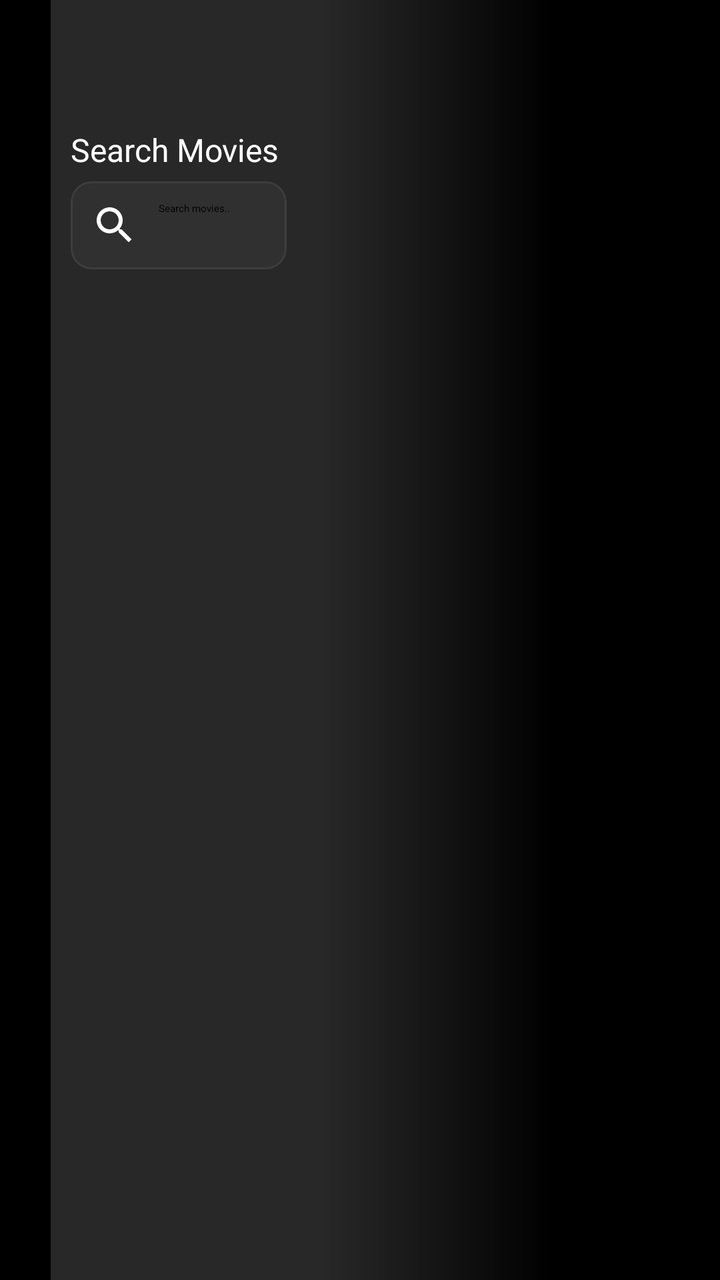
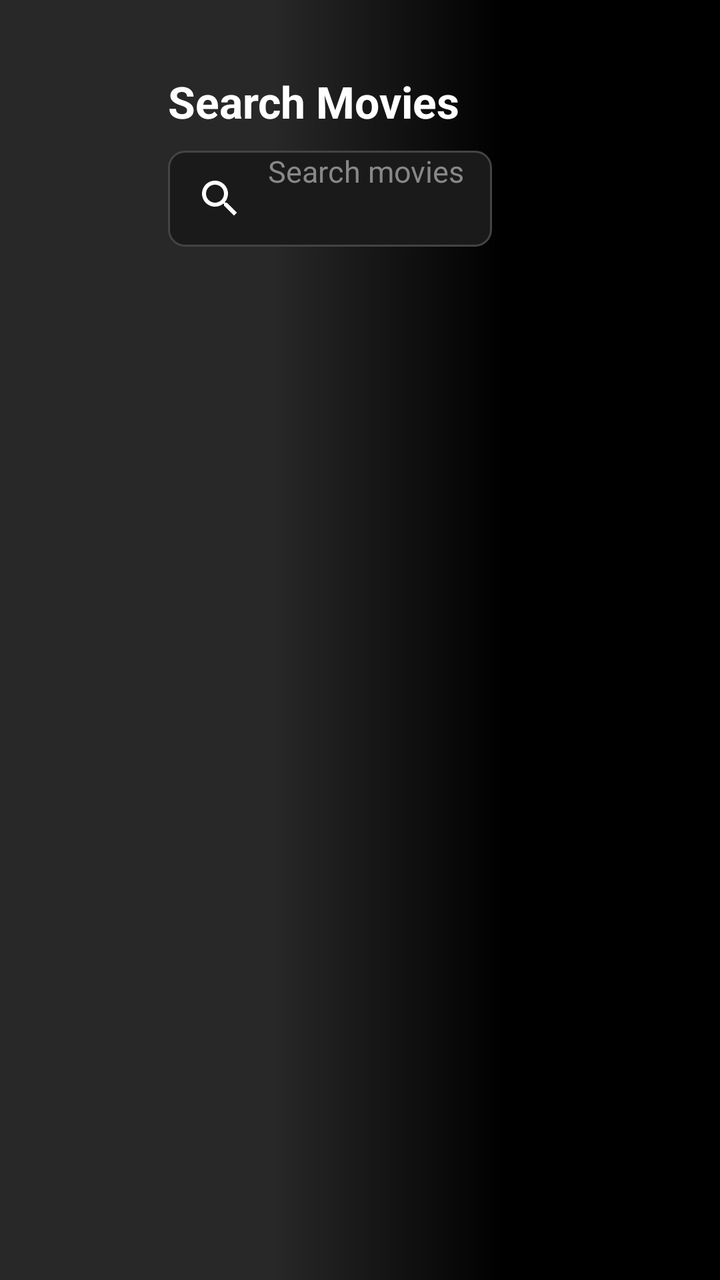

Compare the two renders of this Android layout. The source of the first and the diff that turns it into the second are given below.
<!-- AndroidManifest.xml: application theme Theme.BestcastTV -->
<!-- res/layout/fragment_search_movies.xml -->
<?xml version="1.0" encoding="utf-8"?>
<androidx.constraintlayout.widget.ConstraintLayout xmlns:android="http://schemas.android.com/apk/res/android"
    xmlns:tools="http://schemas.android.com/tools"
    android:layout_width="match_parent"
    android:layout_height="match_parent"
    xmlns:app="http://schemas.android.com/apk/res-auto"
    android:background="@android:color/black"
    tools:context=".search_page.SearchMoviesFragment">

    <androidx.constraintlayout.widget.Guideline
        android:id="@+id/guideline_center"
        android:layout_width="wrap_content"
        android:layout_height="wrap_content"
        android:orientation="horizontal"
        app:layout_constraintGuide_percent=".3" />

    <androidx.constraintlayout.widget.Guideline
        android:id="@+id/guideline_top"
        android:layout_width="wrap_content"
        android:layout_height="wrap_content"
        android:orientation="horizontal"
        app:layout_constraintGuide_percent=".1" />

    <androidx.constraintlayout.widget.Guideline
        android:id="@+id/guideline_start"
        android:layout_width="wrap_content"
        android:layout_height="wrap_content"
        android:orientation="vertical"
        app:layout_constraintGuide_percent=".07" />

    <ImageView
        android:id="@+id/img_banner"
        android:layout_width="0dp"
        android:layout_height="0dp"
        android:adjustViewBounds="true"
        app:layout_constraintDimensionRatio="16:9"
        app:layout_constraintEnd_toEndOf="parent"
        app:layout_constraintTop_toTopOf="parent"
        app:layout_constraintWidth_default="percent"
        app:layout_constraintWidth_percent=".6" />

    <View
        android:id="@+id/gradient_horizontal"
        android:layout_width="0dp"
        android:layout_height="0dp"
        android:paddingStart="10dp"
        app:layout_constraintWidth_default="percent"
        app:layout_constraintWidth_percent=".7"
        app:layout_constraintStart_toStartOf="@+id/guideline_start"
        app:layout_constraintTop_toTopOf="parent"
        app:layout_constraintBottom_toBottomOf="parent"
        android:background="@drawable/banner_gradient"
        />

    <TextView
        android:id="@+id/title"
        android:layout_width="0dp"
        android:text="Search Movies"
        android:paddingStart="10dp"
        android:textSize="16sp"
        android:textColor="#fff"
        app:layout_constraintWidth_default="percent"
        app:layout_constraintWidth_percent=".4"
        app:layout_constraintTop_toTopOf="@+id/guideline_top"
        app:layout_constraintStart_toStartOf="@+id/guideline_start"
        android:layout_height="wrap_content"/>

    <EditText
        android:id="@+id/searchText"
        android:layout_width="0dp"
        android:layout_height="wrap_content"
        android:layout_marginTop="5dp"
        android:background="@drawable/textwatcher_input_design"
        android:drawableLeft="@drawable/baseline_search_24"
        android:drawablePadding="10dp"
        android:focusable="true"
        android:layout_marginLeft="10dp"
        android:focusableInTouchMode="true"
        android:focusedByDefault="true"
        android:hint="Search movies.."
        android:keyboardNavigationCluster="true"
        android:maxLines="1"
        android:imeOptions="actionNext"
        android:privateImeOptions="horizontalAlignment=left"
        android:nextFocusDown="@id/list_fragment"
        android:padding="10dp"
        android:singleLine="true"
        app:layout_constraintStart_toStartOf="@+id/guideline_start"
        app:layout_constraintTop_toBottomOf="@+id/title"
        app:layout_constraintWidth_default="percent"
        app:layout_constraintWidth_percent=".3" />

    <androidx.fragment.app.FragmentContainerView
        android:id="@+id/list_fragment"
        android:layout_width="0dp"
        android:layout_height="0dp"
        android:layout_marginLeft="20dp"
        app:layout_constraintStart_toEndOf="@+id/searchText"
        app:layout_constraintEnd_toEndOf="parent"
        app:layout_constraintTop_toBottomOf="@+id/guideline_center"
        app:layout_constraintBottom_toBottomOf="parent"
        />

</androidx.constraintlayout.widget.ConstraintLayout>
<!-- resources referenced by this layout -->
<resources>
  <!-- drawable banner_gradient (drawable) -->
  <?xml version="1.0" encoding="utf-8"?>
  <shape xmlns:android="http://schemas.android.com/apk/res/android">
      <gradient
          android:endColor="@android:color/transparent"
          android:centerColor="#282828"
          android:startColor="#282828"
          android:centerY=".54"/>
  </shape>
  <!-- drawable baseline_search_24 (drawable) -->
  <vector xmlns:android="http://schemas.android.com/apk/res/android"
      android:width="24dp"
      android:height="24dp"
      android:tint="#FFFFFF"
      android:viewportWidth="24"
      android:viewportHeight="24">
  
      <path
          android:fillColor="@android:color/white"
          android:pathData="M15.5,14h-0.79l-0.28,-0.27C15.41,12.59 16,11.11 16,9.5 16,5.91 13.09,3 9.5,3S3,5.91 3,9.5 5.91,16 9.5,16c1.61,0 3.09,-0.59 4.23,-1.57l0.27,0.28v0.79l5,4.99L20.49,19l-4.99,-5zM9.5,14C7.01,14 5,11.99 5,9.5S7.01,5 9.5,5 14,7.01 14,9.5 11.99,14 9.5,14z" />
  
  </vector>
  <!-- drawable textwatcher_input_design (drawable) -->
  <?xml version="1.0" encoding="utf-8"?>
  <shape xmlns:android="http://schemas.android.com/apk/res/android">
      <solid android:color="@color/fastlane_background" />
      <stroke
          android:width="1dp"
          android:color="@color/default_background" />
      <corners android:radius="10dp" />
  </shape>
  <style name="Theme.BestcastTV" parent="@style/Theme.Leanback">
          <item name="rowHeaderStyle">@style/CustomRowHeaderStyle</item>
          <item name="rowHeaderDockStyle">@style/CustomRowHeaderDockStyle</item>
      </style>
  <color name="fastlane_background">#303030</color>
  <color name="default_background">#3d3d3d</color>
  <style name="CustomRowHeaderStyle" parent="Widget.Leanback.Row.Header">
          <item name="android:layout_width">wrap_content</item>
          <item name="android:layout_height">wrap_content</item>
          <item name="android:layout_marginTop">8dp</item>
          <item name="android:layout_marginBottom">4dp</item>
          <item name="android:paddingTop">0dp</item>
          <item name="android:paddingBottom">0dp</item>
          <item name="android:paddingStart">0dp</item>
          <item name="android:paddingEnd">0dp</item>
          <item name="android:includeFontPadding">false</item>
          <item name="android:textColor">@android:color/white</item>
          <item name="android:textSize">18sp</item>
          <item name="android:textStyle">bold</item>
      </style>
  <style name="CustomRowHeaderDockStyle" parent="Widget.Leanback.Row.HeaderDock">
          <item name="android:layout_width">wrap_content</item>
          <item name="android:layout_height">wrap_content</item>
          <item name="android:layout_marginTop">8dp</item>
          <item name="android:paddingTop">0dp</item>
          <item name="android:paddingBottom">0dp</item>
          <item name="android:clipChildren">false</item>
          <item name="android:clipToPadding">false</item>
      </style>
</resources>

<!-- the commit's change to res/layout/fragment_search_movies.xml (unified diff, before → after) -->
@@ -12,93 +12,130 @@
         android:layout_width="wrap_content"
         android:layout_height="wrap_content"
         android:orientation="horizontal"
-        app:layout_constraintGuide_percent=".3" />
+        app:layout_constraintGuide_percent=".32" />
 
     <androidx.constraintlayout.widget.Guideline
         android:id="@+id/guideline_top"
         android:layout_width="wrap_content"
         android:layout_height="wrap_content"
         android:orientation="horizontal"
-        app:layout_constraintGuide_percent=".1" />
+        app:layout_constraintGuide_begin="36dp" />
 
     <androidx.constraintlayout.widget.Guideline
         android:id="@+id/guideline_start"
         android:layout_width="wrap_content"
         android:layout_height="wrap_content"
         android:orientation="vertical"
-        app:layout_constraintGuide_percent=".07" />
+        app:layout_constraintGuide_begin="84dp" />
 
     <ImageView
         android:id="@+id/img_banner"
         android:layout_width="0dp"
         android:layout_height="0dp"
         android:adjustViewBounds="true"
+        android:scaleType="centerCrop"
         app:layout_constraintDimensionRatio="16:9"
         app:layout_constraintEnd_toEndOf="parent"
         app:layout_constraintTop_toTopOf="parent"
-        app:layout_constraintWidth_default="percent"
-        app:layout_constraintWidth_percent=".6" />
+        app:layout_constraintWidth_percent=".60" />
 
     <View
         android:id="@+id/gradient_horizontal"
         android:layout_width="0dp"
         android:layout_height="0dp"
-        android:paddingStart="10dp"
-        app:layout_constraintWidth_default="percent"
-        app:layout_constraintWidth_percent=".7"
-        app:layout_constraintStart_toStartOf="@+id/guideline_start"
+        android:background="@drawable/banner_gradient"
+        app:layout_constraintBottom_toBottomOf="parent"
+        app:layout_constraintStart_toStartOf="parent"
         app:layout_constraintTop_toTopOf="parent"
-        app:layout_constraintBottom_toBottomOf="parent"
-        android:background="@drawable/banner_gradient"
-        />
+        app:layout_constraintWidth_percent=".70" />
+
+    <ProgressBar
+        android:id="@+id/progress_loading_search"
+        style="?android:attr/progressBarStyleHorizontal"
+        android:layout_width="match_parent"
+        android:layout_height="3dp"
+        android:indeterminate="true"
+        android:indeterminateTint="#E50914"
+        android:visibility="gone"
+        app:layout_constraintEnd_toEndOf="parent"
+        app:layout_constraintStart_toStartOf="parent"
+        app:layout_constraintTop_toTopOf="parent" />
 
     <TextView
         android:id="@+id/title"
         android:layout_width="0dp"
+        android:layout_height="wrap_content"
         android:text="Search Movies"
-        android:paddingStart="10dp"
-        android:textSize="16sp"
-        android:textColor="#fff"
-        app:layout_constraintWidth_default="percent"
-        app:layout_constraintWidth_percent=".4"
+        android:textColor="#FFFFFF"
+        android:textSize="22sp"
+        android:textStyle="bold"
+        app:layout_constraintStart_toStartOf="@+id/guideline_start"
         app:layout_constraintTop_toTopOf="@+id/guideline_top"
-        app:layout_constraintStart_toStartOf="@+id/guideline_start"
-        android:layout_height="wrap_content"/>
+        app:layout_constraintWidth_percent=".45" />
 
     <EditText
         android:id="@+id/searchText"
         android:layout_width="0dp"
-        android:layout_height="wrap_content"
-        android:layout_marginTop="5dp"
+        android:layout_height="48dp"
+        android:layout_marginTop="10dp"
         android:background="@drawable/textwatcher_input_design"
-        android:drawableLeft="@drawable/baseline_search_24"
-        android:drawablePadding="10dp"
+        android:drawableStart="@drawable/baseline_search_24"
+        android:drawablePadding="12dp"
         android:focusable="true"
-        android:layout_marginLeft="10dp"
         android:focusableInTouchMode="true"
         android:focusedByDefault="true"
-        android:hint="Search movies.."
+        android:hint="Search movies..."
+        android:imeOptions="actionSearch"
         android:keyboardNavigationCluster="true"
         android:maxLines="1"
-        android:imeOptions="actionNext"
-        android:privateImeOptions="horizontalAlignment=left"
         android:nextFocusDown="@id/list_fragment"
-        android:padding="10dp"
+        android:paddingStart="14dp"
+        android:paddingEnd="14dp"
         android:singleLine="true"
+        android:textColor="#FFFFFF"
+        android:textColorHint="#888888"
+        android:textSize="15sp"
         app:layout_constraintStart_toStartOf="@+id/guideline_start"
         app:layout_constraintTop_toBottomOf="@+id/title"
-        app:layout_constraintWidth_default="percent"
-        app:layout_constraintWidth_percent=".3" />
+        app:layout_constraintWidth_percent=".45" />
 
     <androidx.fragment.app.FragmentContainerView
         android:id="@+id/list_fragment"
         android:layout_width="0dp"
         android:layout_height="0dp"
-        android:layout_marginLeft="20dp"
-        app:layout_constraintStart_toEndOf="@+id/searchText"
+        android:clipChildren="false"
+        android:clipToPadding="false"
+        app:layout_constraintBottom_toBottomOf="parent"
         app:layout_constraintEnd_toEndOf="parent"
-        app:layout_constraintTop_toBottomOf="@+id/guideline_center"
+        app:layout_constraintStart_toStartOf="@+id/guideline_start"
+        app:layout_constraintTop_toBottomOf="@+id/guideline_center" />
+
+    <LinearLayout
+        android:id="@+id/empty_results_view"
+        android:layout_width="wrap_content"
+        android:layout_height="wrap_content"
+        android:gravity="center"
+        android:orientation="vertical"
+        android:visibility="gone"
         app:layout_constraintBottom_toBottomOf="parent"
-        />
+        app:layout_constraintEnd_toEndOf="parent"
+        app:layout_constraintStart_toStartOf="@+id/guideline_start"
+        app:layout_constraintTop_toBottomOf="@+id/guideline_center">
+
+        <ImageView
+            android:layout_width="48dp"
+            android:layout_height="48dp"
+            android:src="@drawable/baseline_search_24"
+            android:tint="#555555" />
+
+        <TextView
+            android:id="@+id/empty_text"
+            android:layout_width="wrap_content"
+            android:layout_height="wrap_content"
+            android:layout_marginTop="12dp"
+            android:text="No movies found"
+            android:textColor="#777777"
+            android:textSize="18sp" />
+    </LinearLayout>
 
 </androidx.constraintlayout.widget.ConstraintLayout>
<!-- resource entries referenced after the edit -->
@@ -24,19 +24,30 @@
   </vector>
   <!-- drawable textwatcher_input_design (drawable) -->
   <?xml version="1.0" encoding="utf-8"?>
-  <shape xmlns:android="http://schemas.android.com/apk/res/android">
-      <solid android:color="@color/fastlane_background" />
-      <stroke
-          android:width="1dp"
-          android:color="@color/default_background" />
-      <corners android:radius="10dp" />
-  </shape>
+  <selector xmlns:android="http://schemas.android.com/apk/res/android">
+      <item android:state_focused="true">
+          <shape>
+              <solid android:color="#2A2A2A" />
+              <stroke
+                  android:width="2dp"
+                  android:color="#E50914" />
+              <corners android:radius="8dp" />
+          </shape>
+      </item>
+      <item>
+          <shape>
+              <solid android:color="#1A1A1A" />
+              <stroke
+                  android:width="1dp"
+                  android:color="#444444" />
+              <corners android:radius="8dp" />
+          </shape>
+      </item>
+  </selector>
   <style name="Theme.BestcastTV" parent="@style/Theme.Leanback">
           <item name="rowHeaderStyle">@style/CustomRowHeaderStyle</item>
           <item name="rowHeaderDockStyle">@style/CustomRowHeaderDockStyle</item>
       </style>
-  <color name="fastlane_background">#303030</color>
-  <color name="default_background">#3d3d3d</color>
   <style name="CustomRowHeaderStyle" parent="Widget.Leanback.Row.Header">
           <item name="android:layout_width">wrap_content</item>
           <item name="android:layout_height">wrap_content</item>
